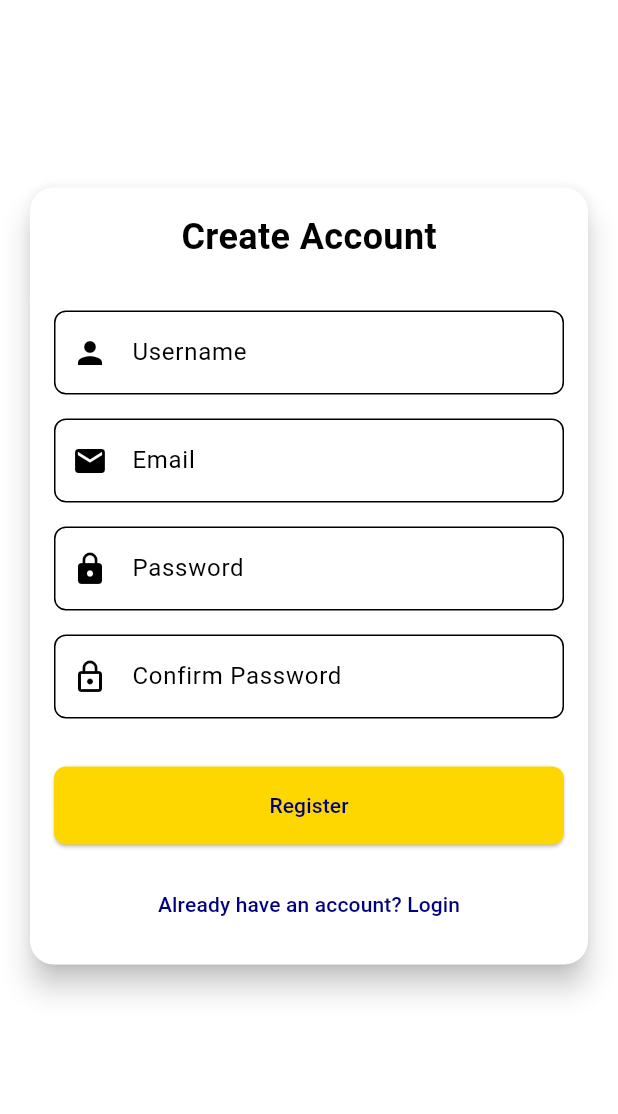
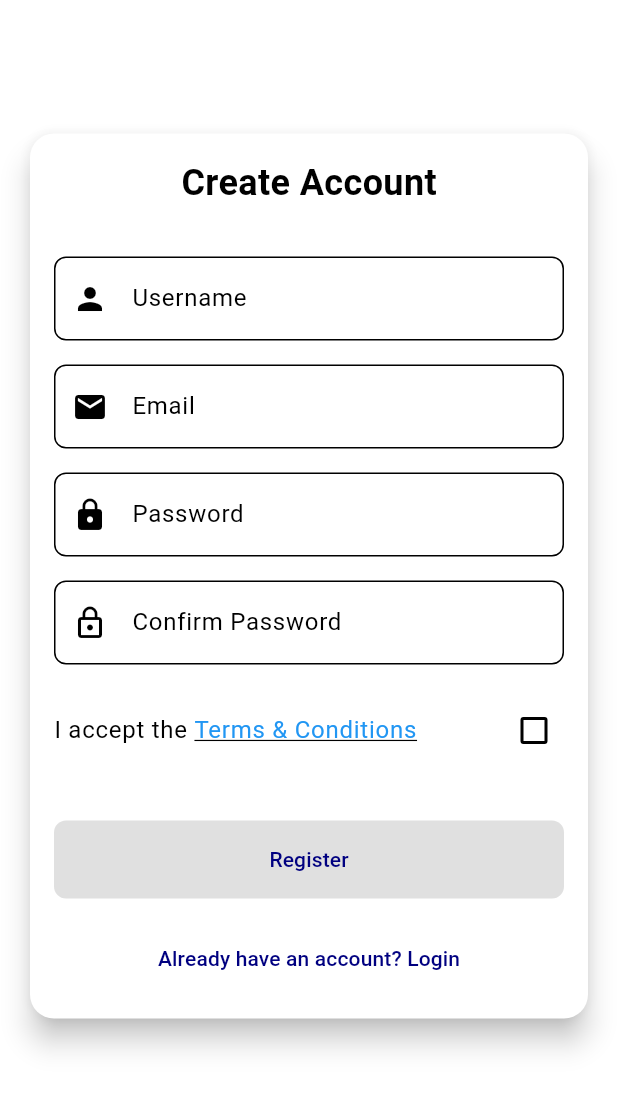
Before and after one commit to andrei-32/elective3project, a Flutter app: the RegistrationScreen screen opened by its route, on a phone screen of 412 x 824 dp, the part 84-1198 px from its top. Run offline on Flutter 3.47's test engine with Material 3 defaults, Android fonts, the light colour scheme and no system bars; our stand-ins replace sqflite; accounts and stored records are empty.

Commit message:
Implement terms acceptance checkbox in registration
Added a checkbox for terms acceptance to the registration screen. The register button is now enabled only when the terms are accepted.

```diff
--- a/lib/screens/registration_screen.dart
+++ b/lib/screens/registration_screen.dart
@@ -1,5 +1,6 @@
 import 'package:elective3project/database/database_helper.dart';
 import 'package:elective3project/models/user.dart';
+import 'package:elective3project/screens/terms_screen.dart';
 import 'package:flutter/material.dart';
 
 class RegistrationScreen extends StatefulWidget {
@@ -15,6 +16,7 @@ class _RegistrationScreenState extends State<RegistrationScreen> {
   final _emailController = TextEditingController();
   final _passwordController = TextEditingController();
   final _confirmPasswordController = TextEditingController();
+  bool _termsAccepted = false;
 
   @override
   void dispose() {
@@ -112,11 +114,39 @@ class _RegistrationScreenState extends State<RegistrationScreen> {
                           return null;
                         },
                       ),
+                      const SizedBox(height: 16.0),
+                      CheckboxListTile(
+                        title: Row(
+                          children: [
+                            const Text("I accept the "),
+                            GestureDetector(
+                              onTap: () {
+                                Navigator.push(
+                                  context,
+                                  MaterialPageRoute(builder: (_) => const TermsScreen()),
+                                );
+                              },
+                              child: const Text(
+                                "Terms & Conditions",
+                                style: TextStyle(
+                                  color: Colors.blue,
+                                  decoration: TextDecoration.underline,
+                                ),
+                              ),
+                            ),
+                          ],
+                        ),
+                        value: _termsAccepted,
+                        onChanged: (val) {
+                          setState(() => _termsAccepted = val ?? false);
+                        },
+                        contentPadding: EdgeInsets.zero,
+                      ),
                       const SizedBox(height: 32.0),
                       SizedBox(
                         width: double.infinity,
                         child: ElevatedButton(
-                          onPressed: () async {
+                          onPressed: _termsAccepted ? () async {
                             if (_formKey.currentState!.validate()) {
                               final user = User(
                                 username: _usernameController.text,
@@ -130,7 +160,7 @@ class _RegistrationScreenState extends State<RegistrationScreen> {
                               );
                               Navigator.pop(context);
                             }
-                          },
+                          } : null,
                           child: const Text('Register', style: TextStyle(color: Color(0xFF000080))),
                         ),
                       ),
```
